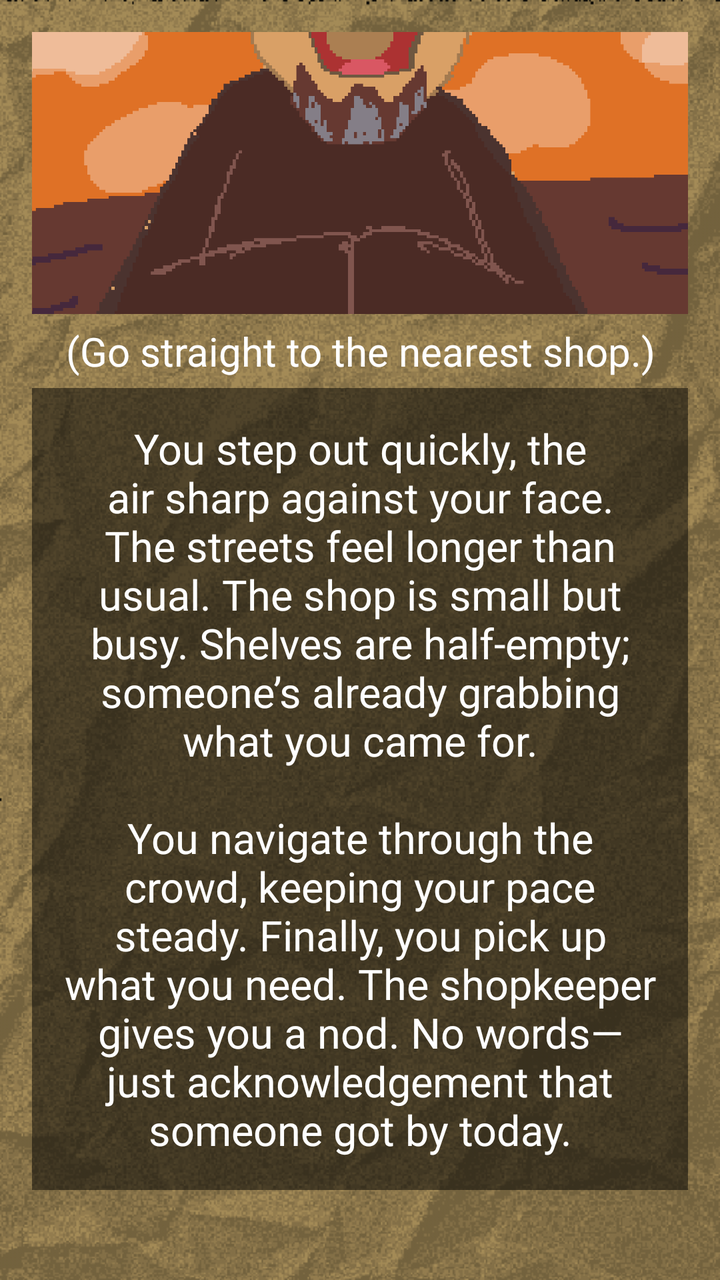
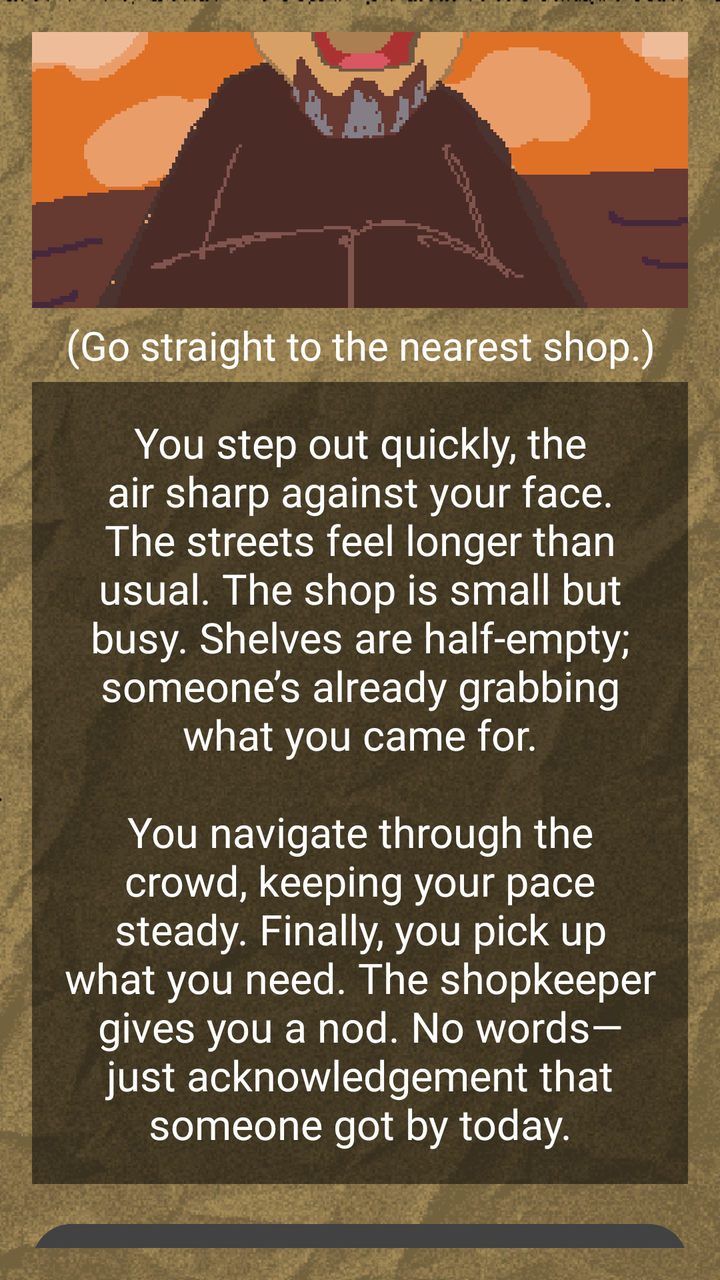

An Android layout rendered at two revisions. The XML below is the earlier revision; the diff shows what the commit changed to produce the second picture.
<!-- AndroidManifest.xml: application theme Theme.ChoiceQuest -->
<!-- res/layout/activity_page2_2_1_1.xml -->
<?xml version="1.0" encoding="utf-8"?>
<LinearLayout xmlns:android="http://schemas.android.com/apk/res/android"
    xmlns:app="http://schemas.android.com/apk/res-auto"
    xmlns:tools="http://schemas.android.com/tools"
    android:layout_width="match_parent"
    android:layout_height="match_parent"
    android:id="@+id/page2_2_1_1"
    android:background="@drawable/papertexture_"
    android:backgroundTint="#f8e7c2"
    android:backgroundTintMode="multiply"
    android:gravity="center"
    android:orientation="vertical"
    android:padding="16dp"
    tools:context=".Page2_2_1_1">

    <View
        android:layout_width="match_parent"
        android:layout_height="0dp"
        android:layout_weight="1"/>

    <ImageView
        android:id="@+id/imageView"
        android:layout_width="412dp"
        android:layout_height="250dp"
        android:src="@drawable/page2_2_1_1"/>

    <View
        android:layout_width="match_parent"
        android:layout_height="1dp"
        android:layout_weight="0.1" />
    <TextView
        android:layout_width="match_parent"
        android:layout_height="37dp"
        android:gravity="center"
        android:fontFamily="@font/pixelspace"
        android:textSize="20sp"
        android:text="(Go straight to the nearest shop.)"
        android:textColor="@color/white"/>

    <TextView
        android:layout_width="match_parent"
        android:layout_height="wrap_content"
        android:id="@+id/tv_page2_2_1_1"
        android:fontFamily="@font/pixelgame_font"
        android:gravity="center"
        android:padding="16dp"
        android:background="#80000000"
        android:text="You step out quickly, the air sharp against your face. The streets feel longer than usual.
The shop is small but busy. Shelves are half-empty; someone’s already grabbing what you came for.\n\nYou navigate through the crowd, keeping your pace steady. Finally, you pick up what you need.
The shopkeeper gives you a nod. No words—just acknowledgement that someone got by today."
        android:textColor="@color/white"
        android:textSize="21sp"
        android:layout_marginBottom="16dp"/>
    <View
        android:layout_width="match_parent"
        android:layout_height="1dp"
        android:layout_weight="0.5"/>
    <Button
        android:id="@+id/btnStayHelp"
        android:layout_width="410dp"
        android:layout_height="45dp"
        android:text="Buy everything you need and head home immediately."
        android:background="@android:color/transparent"
        android:fontFamily="@font/quest_font"
        android:textSize="12sp"
        android:layout_marginBottom="16dp"
        android:onClick="page2_2_1_1_1"/>

    <Button
        android:id="@+id/btnLeaveTell"
        android:layout_width="410dp"
        android:layout_height="45dp"
        android:layout_marginBottom="16dp"
        android:background="@android:color/transparent"
        android:fontFamily="@font/quest_font"
        android:text="Decide to explore the market a little more while you’re here."
        android:textSize="12sp"
        android:onClick="page2_2_1_1_2"/>

    <View
        android:layout_width="match_parent"
        android:layout_height="1dp"
        android:layout_weight="1"/>

</LinearLayout>
<!-- resources referenced by this layout -->
<resources>
  <color name="white">#FFFFFF</color>
  <!-- drawable page2_2_1_1: png bitmap (drawable, 26535 bytes) -->
  <!-- drawable papertexture_: png bitmap (drawable, 156948 bytes) -->
  <style name="Theme.ChoiceQuest" parent="Base.Theme.ChoiceQuest" />
  <style name="Base.Theme.ChoiceQuest" parent="Theme.Material3.DayNight.NoActionBar">
          
          
      </style>
</resources>

<!-- the commit's change to res/layout/activity_page2_2_1_1.xml (unified diff, before → after) -->
@@ -57,24 +57,24 @@ The shopkeeper gives you a nod. No words—just acknowledgement that someone got
         android:layout_weight="0.5"/>
     <Button
         android:id="@+id/btnStayHelp"
-        android:layout_width="410dp"
-        android:layout_height="45dp"
+        android:layout_width="match_parent"
+        android:layout_height="wrap_content"
         android:text="Buy everything you need and head home immediately."
-        android:background="@android:color/transparent"
-        android:fontFamily="@font/quest_font"
-        android:textSize="12sp"
+  android:textSize="10sp"
+        android:textColor="@color/white"
+        android:backgroundTint="@color/cardview_dark_background"        android:fontFamily="@font/quest_font"
         android:layout_marginBottom="16dp"
         android:onClick="page2_2_1_1_1"/>
 
     <Button
         android:id="@+id/btnLeaveTell"
-        android:layout_width="410dp"
-        android:layout_height="45dp"
+        android:layout_width="match_parent"
+        android:layout_height="wrap_content"
         android:layout_marginBottom="16dp"
-        android:background="@android:color/transparent"
-        android:fontFamily="@font/quest_font"
+  android:textSize="10sp"
+        android:textColor="@color/white"
+        android:backgroundTint="@color/cardview_dark_background"        android:fontFamily="@font/quest_font"
         android:text="Decide to explore the market a little more while you’re here."
-        android:textSize="12sp"
         android:onClick="page2_2_1_1_2"/>
 
     <View
